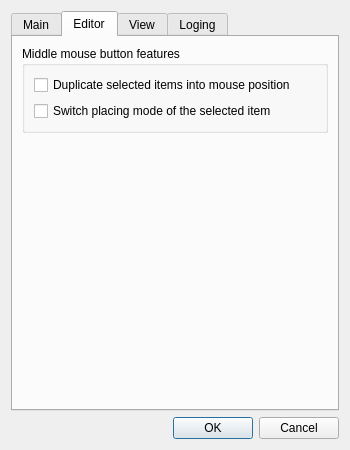
The window that Editor/main_window/appsettings.ui (WohlSoft/Moondust-Project) describes before a commit, drawn with Qt 5.
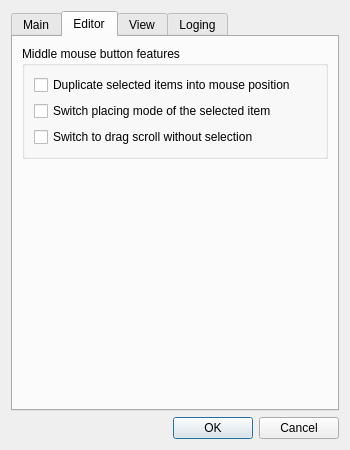
The same window after the commit. The open tabs and pages were chosen to show the change. Icons and pictures are not drawn.

Commit message: Added switching to drag mode by middle mouse button - will work if selection is absence

```diff
--- a/Editor/main_window/appsettings.ui
+++ b/Editor/main_window/appsettings.ui
@@ -195,6 +195,13 @@
             </property>
            </widget>
           </item>
+          <item>
+           <widget class="QCheckBox" name="Editor_Mid_AllowDrag">
+            <property name="text">
+             <string>Switch to drag scroll without selection</string>
+            </property>
+           </widget>
+          </item>
          </layout>
         </widget>
        </item>
```
The commit also changes 6 other files.
